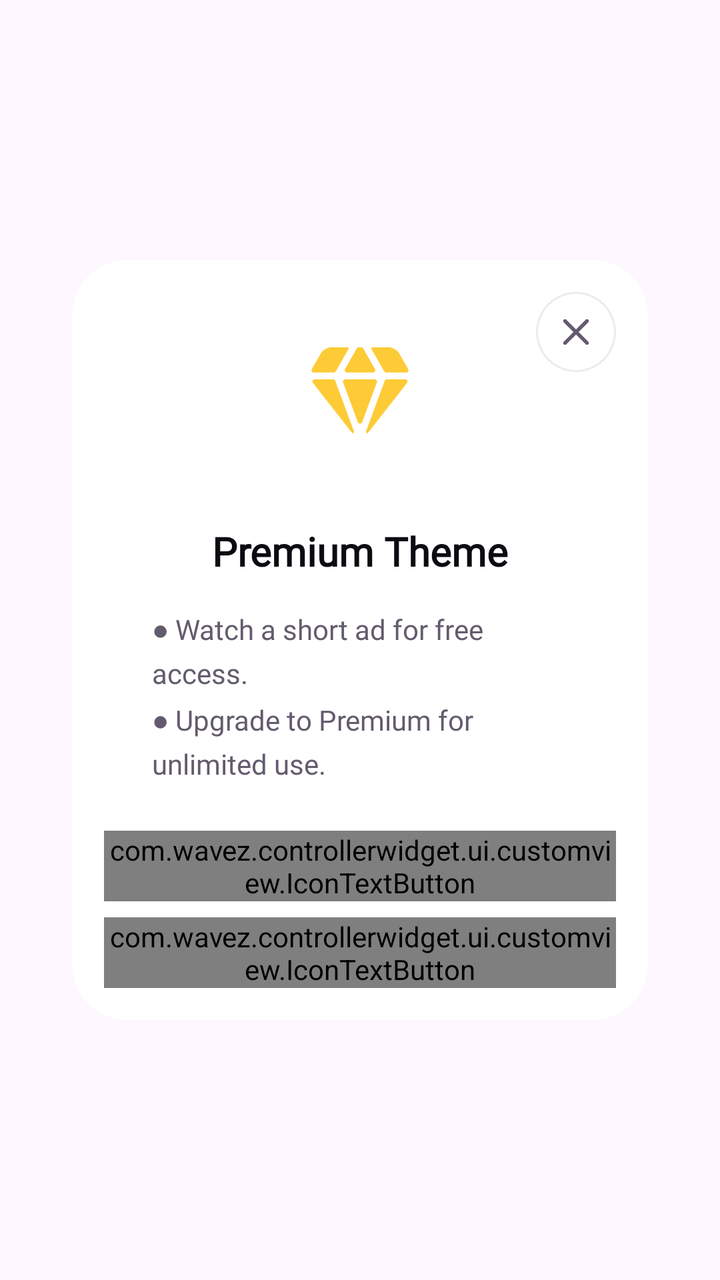
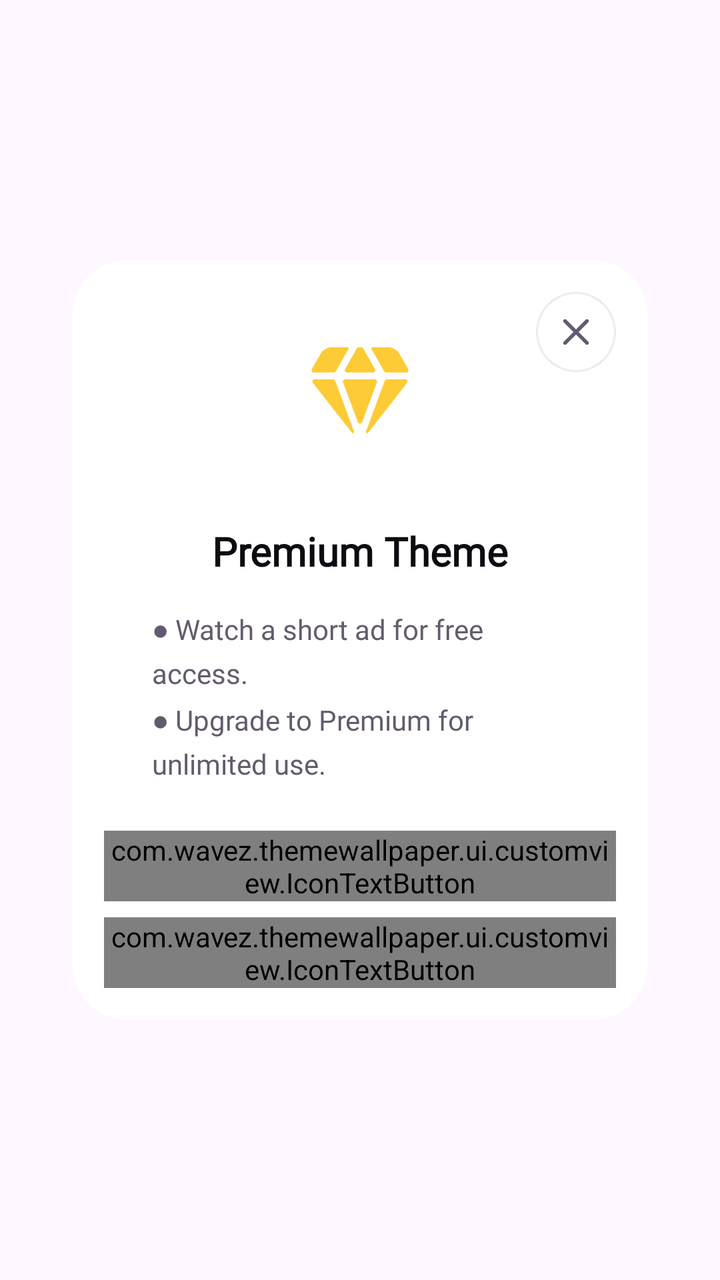

Compare the two renders of this Android layout. The source of the first and the diff that turns it into the second are given below.
<!-- AndroidManifest.xml: application theme Theme.ThemeWallpaper -->
<!-- res/layout/dialog_premium_theme.xml -->
<?xml version="1.0" encoding="utf-8"?>
<androidx.constraintlayout.widget.ConstraintLayout xmlns:android="http://schemas.android.com/apk/res/android"
    xmlns:app="http://schemas.android.com/apk/res-auto"
    android:layout_width="match_parent"
    android:layout_height="match_parent"
    android:gravity="center">

    <androidx.constraintlayout.widget.ConstraintLayout
        android:id="@+id/viewReward"
        android:layout_width="match_parent"
        android:layout_height="wrap_content"
        android:layout_marginHorizontal="36dp"
        android:background="@drawable/border_28"
        android:backgroundTint="@color/white"
        android:gravity="center_horizontal"
        android:orientation="vertical"
        android:padding="16dp"
        app:layout_constraintBottom_toBottomOf="parent"
        app:layout_constraintEnd_toEndOf="parent"
        app:layout_constraintStart_toStartOf="parent"
        app:layout_constraintTop_toTopOf="parent">

        <androidx.appcompat.widget.AppCompatImageView
            android:id="@+id/ivIcon"
            android:layout_width="100dp"
            android:layout_height="100dp"
            android:src="@drawable/ic_premium"
            app:layout_constraintEnd_toEndOf="parent"
            app:layout_constraintStart_toStartOf="parent"
            app:layout_constraintTop_toTopOf="parent" />

        <androidx.appcompat.widget.AppCompatImageView
            android:id="@+id/btnClose"
            android:layout_width="wrap_content"
            android:layout_height="wrap_content"
            android:src="@drawable/ic_close"
            app:layout_constraintEnd_toEndOf="parent"
            app:layout_constraintTop_toTopOf="parent" />


        <LinearLayout
            android:layout_width="match_parent"
            android:layout_height="wrap_content"
            android:orientation="vertical"
            app:layout_constraintTop_toBottomOf="@+id/ivIcon">

            <androidx.appcompat.widget.AppCompatTextView
                style="@style/NunitoBold.20"
                android:layout_width="match_parent"
                android:layout_height="wrap_content"
                android:layout_marginHorizontal="24dp"
                android:layout_marginTop="16dp"
                android:text="@string/premium_theme"
                android:textAlignment="center"
                android:textColor="@color/text_high_em" />

            <androidx.appcompat.widget.AppCompatTextView
                style="@style/NunitoMedium.14"
                android:layout_width="match_parent"
                android:layout_height="wrap_content"
                android:layout_marginHorizontal="24dp"
                android:layout_marginTop="16dp"
                android:lineSpacingExtra="5sp"
                android:text="@string/watch_a_short_ad_for_free_access_upgrade_to_premium_for_unlimited_use"
                android:textColor="@color/text_med_em"
                app:layout_constraintBottom_toBottomOf="@+id/ic3"
                app:layout_constraintEnd_toEndOf="parent"
                app:layout_constraintStart_toEndOf="@+id/ic3"
                app:layout_constraintTop_toTopOf="@+id/ic3" />

            <LinearLayout
                android:layout_width="match_parent"
                android:layout_height="wrap_content"
                android:layout_marginTop="24dp"
                android:orientation="vertical">

                <com.wavez.controllerwidget.ui.customview.IconTextButton
                    android:id="@+id/btnWathAd"
                    android:layout_width="match_parent"
                    android:layout_height="wrap_content"
                    app:btnBackground="@drawable/bg_button_outline_1"
                    app:btnIcon="@drawable/ic_ad"
                    app:btnText="@string/watch_ad"
                    app:btnTextColor="@color/primary_text_high_em" />

                <com.wavez.controllerwidget.ui.customview.IconTextButton
                    android:id="@+id/btnGoPremium"
                    android:layout_width="match_parent"
                    android:layout_height="wrap_content"
                    android:layout_marginTop="8dp"
                    app:btnBackground="@drawable/bg_button_1"
                    app:btnIcon="@drawable/ic_diamon"
                    app:btnText="@string/go_premium" />
            </LinearLayout>


        </LinearLayout>


    </androidx.constraintlayout.widget.ConstraintLayout>

    <LinearLayout
        android:id="@+id/viewLoading"
        android:layout_width="match_parent"
        android:layout_height="wrap_content"
        android:layout_marginHorizontal="24dp"
        android:background="@drawable/border_28"
        android:backgroundTint="@color/surfaceBg"
        android:gravity="center_horizontal"
        android:orientation="vertical"
        android:padding="16dp"
        android:visibility="gone"
        app:layout_constraintBottom_toBottomOf="parent"
        app:layout_constraintEnd_toEndOf="parent"
        app:layout_constraintStart_toStartOf="parent"
        app:layout_constraintTop_toTopOf="parent">

        <com.airbnb.lottie.LottieAnimationView
            android:id="@+id/progressBar"
            android:layout_width="@dimen/_80sdp"
            android:layout_height="@dimen/_80sdp"
            app:layout_constraintBottom_toBottomOf="parent"
            app:layout_constraintDimensionRatio="3:3"
            app:layout_constraintEnd_toEndOf="parent"
            app:layout_constraintStart_toStartOf="parent"
            app:layout_constraintTop_toTopOf="parent"
            app:lottie_autoPlay="true"
            app:lottie_loop="true"
            app:lottie_rawRes="@raw/loader" />

        <androidx.appcompat.widget.AppCompatTextView
            android:layout_width="match_parent"
            android:layout_height="wrap_content"
            android:layout_marginTop="@dimen/_24sdp"
            android:text="@string/loading_reward_ads"
            android:textAlignment="center"
            android:textColor="@color/primary_high_em"
            android:textSize="@dimen/_14ssp" />


    </LinearLayout>

    <LinearLayout
        android:id="@+id/viewFailed"
        android:layout_width="match_parent"
        android:layout_height="wrap_content"
        android:background="@drawable/border_28"
        android:backgroundTint="@color/surfaceBg"
        android:gravity="center_horizontal"
        android:orientation="vertical"
        android:visibility="gone"
        app:layout_constraintEnd_toEndOf="parent"
        app:layout_constraintStart_toStartOf="parent"
        app:layout_constraintTop_toTopOf="parent">


        <androidx.appcompat.widget.AppCompatImageView
            android:layout_width="match_parent"
            android:layout_height="wrap_content"
            android:background="@color/surfaceDangerLowEm"
            android:padding="40dp"
            android:src="@drawable/ic_failed" />


        <androidx.appcompat.widget.AppCompatTextView
            android:layout_width="match_parent"
            android:layout_height="wrap_content"
            android:layout_marginTop="@dimen/_6sdp"
            android:text="@string/loading_reward_ads_failed"
            android:textAlignment="center"
            android:textColor="@color/textDangerHighEm"
            android:textSize="@dimen/_14sdp" />

        <androidx.appcompat.widget.AppCompatTextView
            android:layout_width="match_parent"
            android:layout_height="wrap_content"
            android:layout_marginTop="@dimen/_6sdp"
            android:text="@string/tv_des_failed_reward"
            android:textAlignment="center"
            android:textColor="@color/textHighEm"
            android:textSize="@dimen/_14sdp" />

        <TextView
            android:id="@+id/btnTryAgain"
            style="@style/text_primary_header_14"
            android:layout_width="match_parent"
            android:layout_height="wrap_content"
            android:layout_gravity="end"
            android:layout_marginHorizontal="20dp"
            android:layout_marginTop="20dp"
            android:background="@drawable/bg_button_1"
            android:gravity="center"
            android:paddingHorizontal="32dp"
            android:paddingVertical="12dp"
            android:text="@string/try_again"
            android:textColor="@color/white" />

        <TextView
            android:id="@+id/btnCancel"
            style="@style/text_primary_header_14"
            android:layout_width="match_parent"
            android:layout_height="wrap_content"
            android:layout_marginHorizontal="20dp"
            android:layout_marginTop="8dp"
            android:gravity="center"
            android:paddingHorizontal="32dp"
            android:paddingVertical="12dp"
            android:text="@string/close"
            android:textColor="@color/textMedEm" />

    </LinearLayout>

</androidx.constraintlayout.widget.ConstraintLayout>
<!-- resources referenced by this layout -->
<resources>
  <color name="primary_high_em">#865CFA</color>
  <color name="primary_text_high_em">#6635F2</color>
  <color name="surfaceBg">#FFFFFF</color>
  <color name="surfaceDangerLowEm">#FCD9D9</color>
  <color name="textDangerHighEm">#E92020</color>
  <color name="textHighEm">#0D0A11</color>
  <color name="textMedEm">#5B616D</color>
  <color name="text_high_em">#0D0A11</color>
  <color name="text_med_em">#635B6D</color>
  <color name="white">#FFFFFFFF</color>
  <dimen name="_14sdp">14dp</dimen>
  <dimen name="_14ssp">14sp</dimen>
  <dimen name="_24sdp">24dp</dimen>
  <dimen name="_6sdp">6dp</dimen>
  <dimen name="_80sdp">80dp</dimen>
  <!-- drawable bg_button_1 (drawable) -->
  <?xml version="1.0" encoding="utf-8"?>
  <ripple android:color="@color/white" xmlns:android="http://schemas.android.com/apk/res/android">
  
      <item>
          <shape android:shape="rectangle">
              <solid android:color="@color/primary_med_em"/>
              <corners android:radius="@dimen/_100sdp"/>
          </shape>
      </item>
  </ripple>
  <!-- drawable border_28 (drawable) -->
  <?xml version="1.0" encoding="utf-8"?>
  <shape xmlns:android="http://schemas.android.com/apk/res/android">
  
      <corners android:radius="28dp" />
      <solid android:color="@color/white"/>
  </shape>
  <string name="close">Close</string>
  <string name="go_premium">Go Premium</string>
  <string name="loading_reward_ads">Loading reward ads</string>
  <string name="loading_reward_ads_failed">Loading reward ads failed</string>
  <string name="premium_theme">Premium Theme</string>
  <string name="try_again">Try Again</string>
  <string name="tv_des_failed_reward">Sorry! There are some error when loading reward ads. Please try again</string>
  <string name="watch_a_short_ad_for_free_access_upgrade_to_premium_for_unlimited_use">● Watch a short ad for free access. \n● Upgrade to Premium for unlimited use.</string>
  <string name="watch_ad">Watch ad</string>
  <style name="NunitoBold.20" parent="NunitoBold">
          <item name="android:textSize">20sp</item>
      </style>
  <style name="NunitoMedium.14" parent="NunitoMedium">
          <item name="android:textSize">14sp</item>
      </style>
  <style name="text_primary_header_14" parent="text_primary_header">
          <item name="android:textSize">14sp</item>
      </style>
  <style name="Theme.ThemeWallpaper" parent="Base.Theme.P67ControllerWidget" />
  <color name="primary_med_em">#865CFA</color>
  <dimen name="_100sdp">100dp</dimen>
  <color name="primary_base_em">#F6F3FF</color>
  <color name="outlinePrimaryMedEm">#C7B3FF</color>
  <style name="NunitoBold" parent="NunitoBase">
          <item name="android:fontFamily">@font/nunito_bold</item>
          <item name="android:textStyle">bold</item>
      </style>
  <style name="NunitoMedium" parent="NunitoBase">
          <item name="android:fontFamily">@font/nunito_medium</item>
      </style>
  <style name="text_primary_header" parent="text_primary">
          <item name="android:layout_width">wrap_content</item>
          <item name="android:layout_height">wrap_content</item>
          <item name="android:textStyle">bold</item>
          <item name="android:ellipsize">end</item>
          <item name="maxLines">1</item>
      </style>
  <style name="Base.Theme.P67ControllerWidget" parent="Theme.Material3.Light.NoActionBar">
          
          
          <item name="android:statusBarColor">@color/white</item>
          <item name="android:windowLightStatusBar">false</item>
          <item name="statusBarBackground">@color/white</item>
          <item name="android:windowOptOutEdgeToEdgeEnforcement" tools:targetApi="35">true</item>
  
      </style>
  <style name="NunitoBase">
          <item name="android:fontFamily">@font/nunito</item>
      </style>
  <style name="text_primary">
          <item name="android:textColor">@color/white</item>
          <item name="android:fontFamily">@font/nunito</item>
      </style>
  <!-- unchanged entries left out for length: 6 -->
</resources>

<!-- the commit's change to res/layout/dialog_premium_theme.xml (unified diff, before → after) -->
@@ -74,7 +74,7 @@
                 android:layout_marginTop="24dp"
                 android:orientation="vertical">
 
-                <com.wavez.controllerwidget.ui.customview.IconTextButton
+                <com.wavez.themewallpaper.ui.customview.IconTextButton
                     android:id="@+id/btnWathAd"
                     android:layout_width="match_parent"
                     android:layout_height="wrap_content"
@@ -83,7 +83,7 @@
                     app:btnText="@string/watch_ad"
                     app:btnTextColor="@color/primary_text_high_em" />
 
-                <com.wavez.controllerwidget.ui.customview.IconTextButton
+                <com.wavez.themewallpaper.ui.customview.IconTextButton
                     android:id="@+id/btnGoPremium"
                     android:layout_width="match_parent"
                     android:layout_height="wrap_content"
